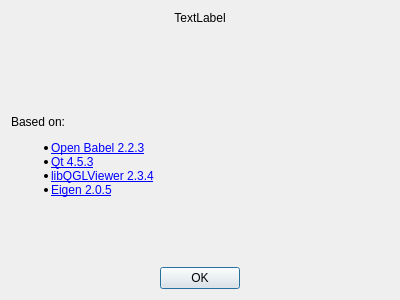
First picture: the form in Sources/AboutDialog.ui, repository xMoad/qdalton, before the edit.
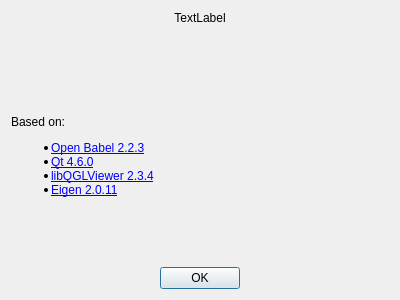
Second picture: the form after the edit. Icons and pictures are not drawn.

Patch:
```diff
--- a/Sources/AboutDialog.ui
+++ b/Sources/AboutDialog.ui
@@ -48,9 +48,9 @@
         <string>Based on:
 &lt;ul&gt;
   &lt;li&gt;&lt;a href=&quot;http://openbabel.org&quot;&gt;Open Babel 2.2.3&lt;/a&gt;&lt;/li&gt;
-  &lt;li&gt;&lt;a href=&quot;http://qt.nokia.com&quot;&gt;Qt 4.5.3&lt;/a&gt;&lt;/li&gt;
+  &lt;li&gt;&lt;a href=&quot;http://qt.nokia.com&quot;&gt;Qt 4.6.0&lt;/a&gt;&lt;/li&gt;
   &lt;li&gt;&lt;a href=&quot;http://www.libqglviewer.com&quot;&gt;libQGLViewer 2.3.4&lt;/a&gt;&lt;/li&gt;
-  &lt;li&gt;&lt;a href=&quot;http://eigen.tuxfamily.org&quot;&gt;Eigen 2.0.5&lt;/a&gt;&lt;/li&gt;
+  &lt;li&gt;&lt;a href=&quot;http://eigen.tuxfamily.org&quot;&gt;Eigen 2.0.11&lt;/a&gt;&lt;/li&gt;
 &lt;/ul&gt;</string>
        </property>
        <property name="textFormat">
```
